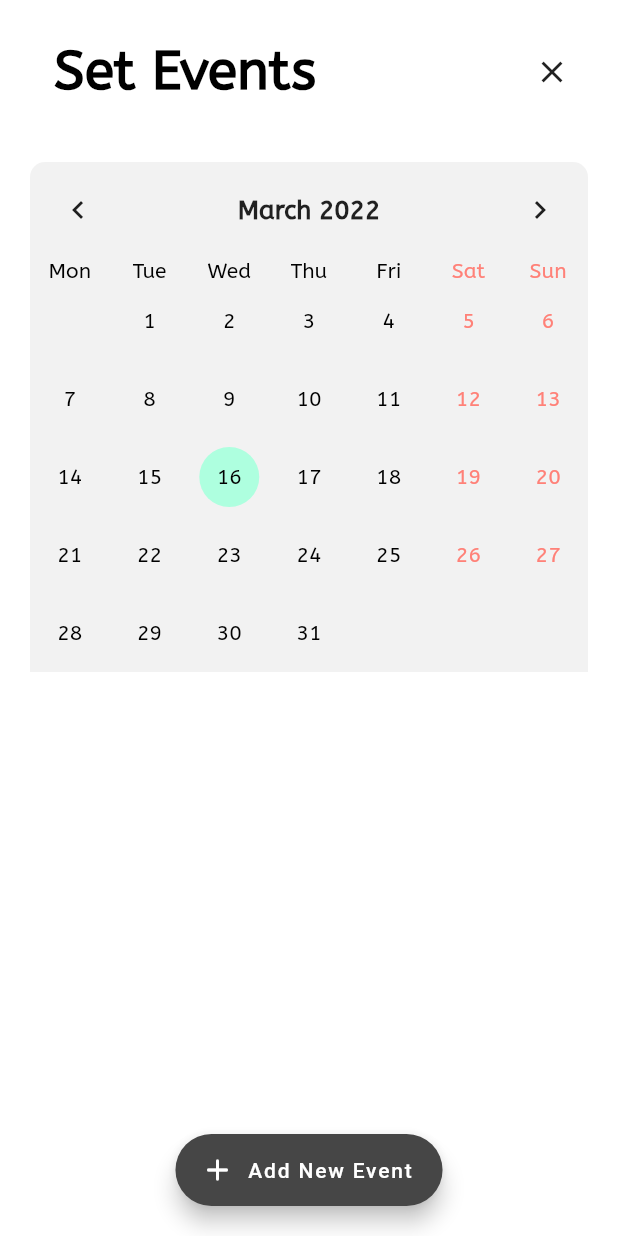
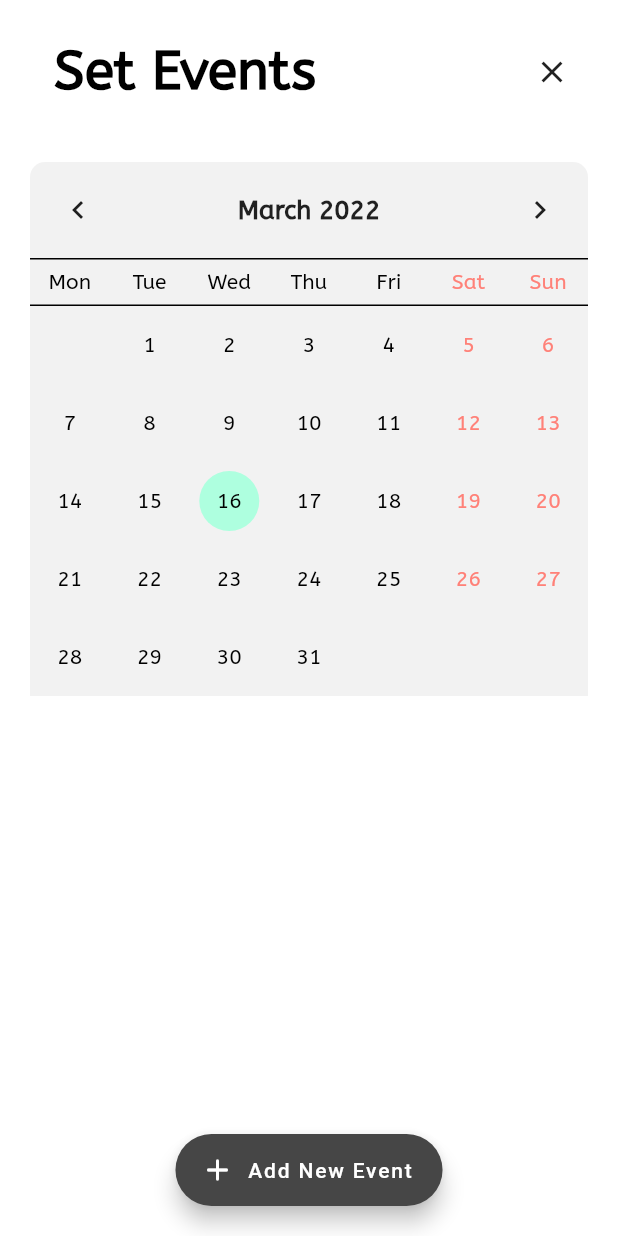
Before and after one commit to Lakhankumawat/smart-home-app, a Flutter app: the SetEventScreen screen opened by its route, on a phone screen of 412 x 824 dp. Run offline on Flutter 3.47's test engine with Material 2 defaults, Android fonts, the light colour scheme and no system bars; drawn by our look-alikes of table_calendar; our stand-ins replace dotted_border, flutter_svg, font_awesome_flutter, get_it, lottie, sleek_circular_slider and 1 more; missing offline and left inert: dart:html; Roboto replaces fonts that are missing (Nato Sans).

Commit message:
Added TextSelectionThemeData to main, Updated the resource file, CalendarTheme & SetEventScreen

```diff
--- a/lib/main.dart
+++ b/lib/main.dart
@@ -22,6 +22,11 @@ class MyApp extends StatelessWidget {
       themeMode: themeMode,
       theme: ThemeData(
         fontFamily: 'Nato Sans',
+        textSelectionTheme: TextSelectionThemeData(
+          // Set Up for TextFields
+          cursorColor: Colors.grey,
+          selectionColor: Colors.blueGrey,
+        ),
         colorScheme: const ColorScheme.light(
           primary: Color(0xFFF2F2F2),
           //secondary: Color(0xFFF4AE47),
--- a/lib/src/screens/set_event_screen/resources.dart
+++ b/lib/src/screens/set_event_screen/resources.dart
@@ -1,3 +1,3 @@
-export 'package:domus/src/screens/set_event_screen/components/event_list_tile.dart';
-export 'package:domus/src/screens/set_event_screen/theme/alert_dialog_theme.dart';
-export 'package:domus/src/screens/set_event_screen/theme/calendar_theme.dart';
+export 'components/event_list_tile.dart';
+export 'theme/alert_dialog_theme.dart';
+export 'theme/calendar_theme.dart';
--- a/lib/src/screens/set_event_screen/set_event_screen.dart
+++ b/lib/src/screens/set_event_screen/set_event_screen.dart
@@ -16,6 +16,7 @@ class _SetEventScreenState extends State<SetEventScreen> {
   Map<DateTime, List<Event>> eventsForDay = {};
   TextEditingController controller = TextEditingController();
 
+  DateTime today = DateTime.now();
   DateTime focusedDay = DateTime.now();
   DateTime? selectedDay;
 
@@ -51,12 +52,13 @@ class _SetEventScreenState extends State<SetEventScreen> {
         body: ListView(
           children: [
             TableCalendar(
-              firstDay: DateTime.utc(2010, 10, 16),
-              lastDay: DateTime.utc(2023, 3, 14),
+              firstDay: DateTime.utc(today.year, today.month),
+              lastDay: DateTime.utc(today.year + 1, today.month),
               focusedDay: focusedDay,
               calendarStyle: CalendarTheme.calendarStyle(),
               headerStyle: CalendarTheme.headerStyle(),
               daysOfWeekStyle: CalendarTheme.daysOfWeekStyle(),
+              daysOfWeekHeight: 32,
               startingDayOfWeek: StartingDayOfWeek.monday,
               selectedDayPredicate: (day) => isSameDay(selectedDay, day),
               onDaySelected: (selectedDay, focusedDay) {
@@ -99,10 +101,10 @@ class _SetEventScreenState extends State<SetEventScreen> {
                   title: Text('Add an Event'),
                   titleTextStyle: AlertDialogTheme.titleTextStyle,
                   content: TextField(
+                    autofocus: true,
                     style: AlertDialogTheme.textFieldStyle,
                     textCapitalization: TextCapitalization.words,
                     controller: controller,
-                    cursorColor: Colors.grey,
                     decoration: InputDecoration(
                       hintText: 'Your Event',
                       hintStyle: AlertDialogTheme.textFieldStyle,
--- a/lib/src/screens/set_event_screen/theme/calendar_theme.dart
+++ b/lib/src/screens/set_event_screen/theme/calendar_theme.dart
@@ -57,7 +57,10 @@ abstract class CalendarTheme {
 
   static DaysOfWeekStyle daysOfWeekStyle() {
     return DaysOfWeekStyle(
-      decoration: BoxDecoration(color: Color(0xFFF2F2F2)),
+      decoration: BoxDecoration(
+        color: Color(0xFFF2F2F2),
+        border: Border.symmetric(horizontal: BorderSide()),
+      ),
       weekendStyle: TextStyle(
         color: Color(0xFFFF8178),
         fontFamily: 'ABeeZee',
```
